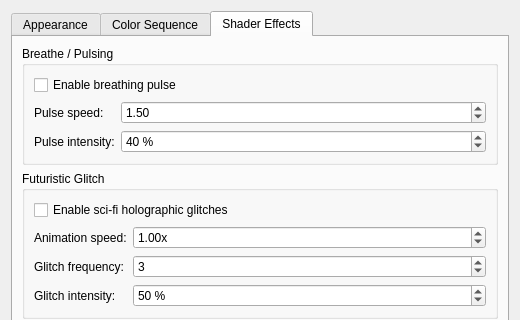
Old version of the form activewindowoutline_config.ui in the repository gmalinowski/LeapK; both pictures show x 0 to 520 and y 0 to 320 of the 520 by 622 pixel window.
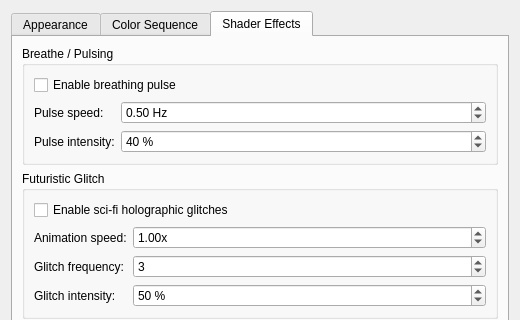
New version of the form. The open tabs and pages were chosen to show the change. Custom widgets are drawn as their Qt base class.

```diff
--- a/activewindowoutline_config.ui
+++ b/activewindowoutline_config.ui
@@ -473,17 +473,23 @@
           </item>
           <item row="1" column="1">
            <widget class="QDoubleSpinBox" name="kcfg_BreatheSpeed">
+            <property name="decimals">
+             <number>2</number>
+            </property>
             <property name="minimum">
-             <double>0.1</double>
+             <double>0.01</double>
             </property>
             <property name="maximum">
-             <double>10.0</double>
+             <double>20.0</double>
             </property>
             <property name="singleStep">
              <double>0.2</double>
             </property>
             <property name="value">
-             <double>1.5</double>
+             <double>0.5</double>
+            </property>
+            <property name="suffix">
+             <string> Hz</string>
             </property>
            </widget>
           </item>
```
Left out of the diff: 2 changed lines with no effect on the pictures.
